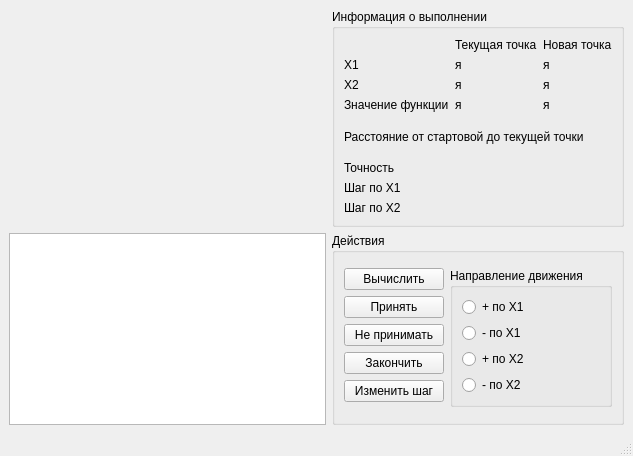
Old version of the form optimizationmethods/ui/CWdescent_fixwindow.ui in the repository Eliminationzx/optimizationmethods.
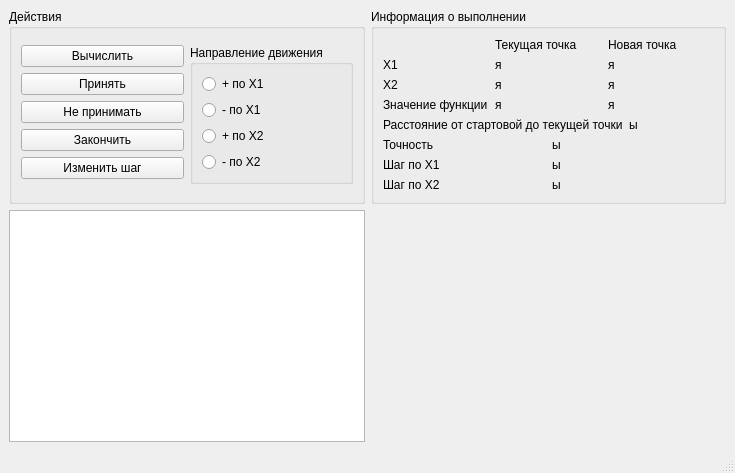
New version of the form.

Commit message: Изменил размещение блоков на форме

What changed in the file:
```diff
--- a/optimizationmethods/ui/CWdescent_fixwindow.ui
+++ b/optimizationmethods/ui/CWdescent_fixwindow.ui
@@ -6,17 +6,17 @@
    <rect>
     <x>0</x>
     <y>0</y>
-    <width>633</width>
-    <height>456</height>
+    <width>735</width>
+    <height>473</height>
    </rect>
   </property>
   <property name="windowTitle">
    <string>MainWindow</string>
   </property>
   <widget class="QWidget" name="centralwidget">
-   <layout class="QGridLayout" name="gridLayout_3" rowstretch="4,0">
-    <item row="0" column="0">
-     <widget class="QWidget" name="widget" native="true"/>
+   <layout class="QGridLayout" name="gridLayout_3" rowstretch="0,1" columnstretch="1,1">
+    <item row="1" column="0">
+     <widget class="QListView" name="listView"/>
     </item>
     <item row="0" column="1">
      <widget class="QGroupBox" name="groupBox_2">
@@ -117,7 +117,7 @@
          <item row="0" column="1">
           <widget class="QLabel" name="distance_lb">
            <property name="text">
-            <string/>
+            <string>ы</string>
            </property>
           </widget>
          </item>
@@ -135,7 +135,7 @@
          <item row="0" column="1">
           <widget class="QLabel" name="precision_lb">
            <property name="text">
-            <string/>
+            <string>ы</string>
            </property>
           </widget>
          </item>
@@ -149,7 +149,7 @@
          <item row="1" column="1">
           <widget class="QLabel" name="x1_step_lb">
            <property name="text">
-            <string/>
+            <string>ы</string>
            </property>
           </widget>
          </item>
@@ -163,7 +163,7 @@
          <item row="2" column="1">
           <widget class="QLabel" name="x2_step_lb">
            <property name="text">
-            <string/>
+            <string>ы</string>
            </property>
           </widget>
          </item>
@@ -172,7 +172,7 @@
       </layout>
      </widget>
     </item>
-    <item row="1" column="1">
+    <item row="0" column="0">
      <widget class="QGroupBox" name="groupBox_3">
       <property name="title">
        <string>Действия</string>
@@ -261,9 +261,6 @@
       </layout>
      </widget>
     </item>
-    <item row="1" column="0">
-     <widget class="QListView" name="listView"/>
-    </item>
    </layout>
   </widget>
   <widget class="QMenuBar" name="menubar">
```
Left out of the diff: 2 changed lines with no effect on the pictures.
